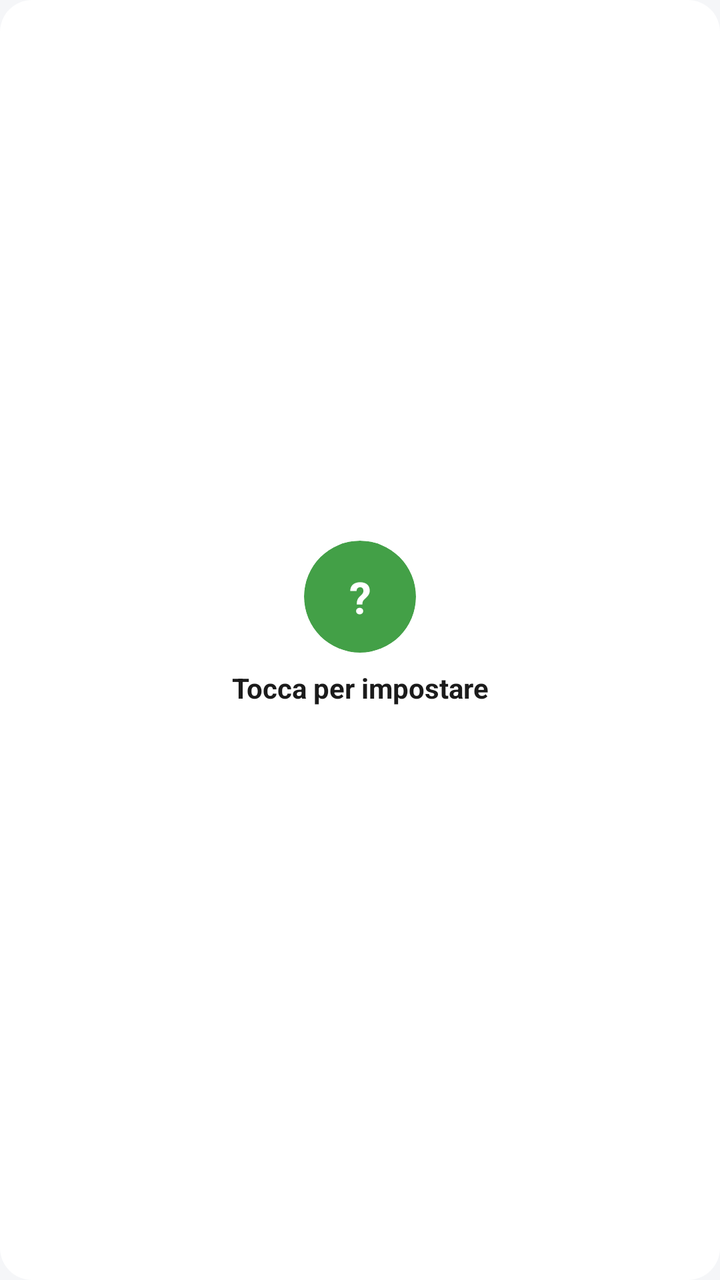
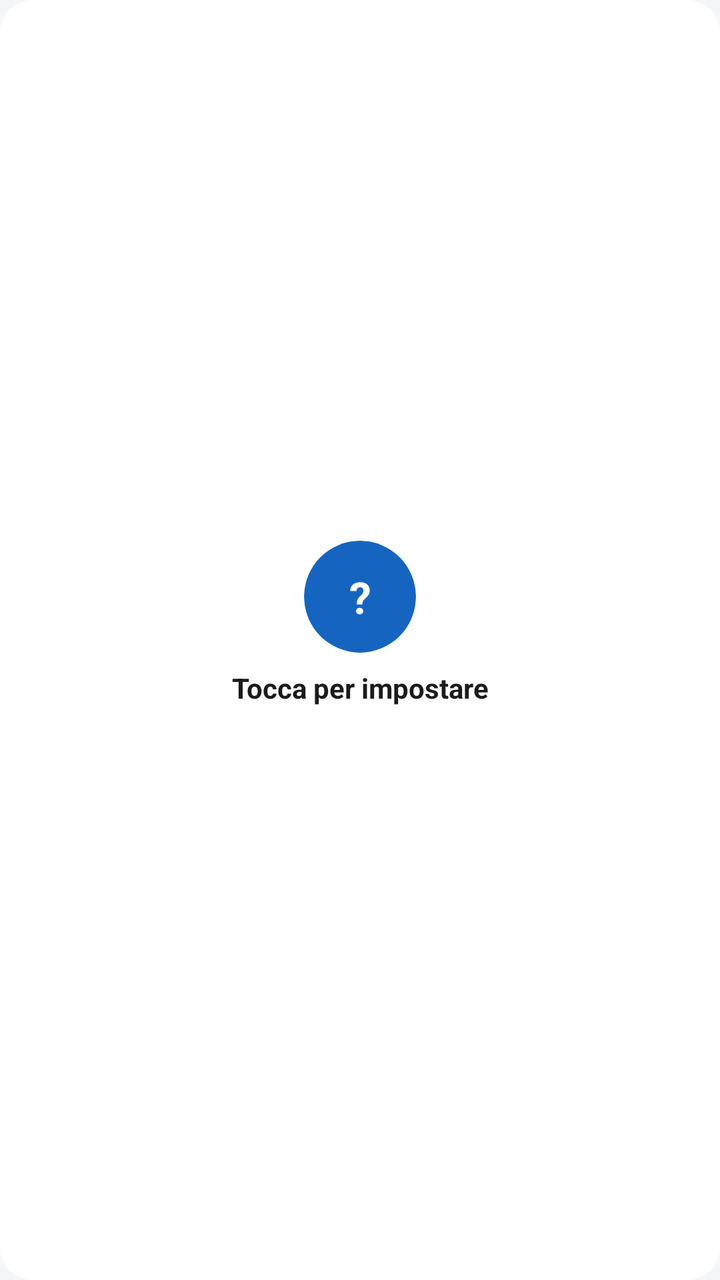

Two renders of the same Android screen: before a commit and after it. Below are the layout's source before the change and the commit's diff.
<!-- AndroidManifest.xml: application theme Theme.GestioneChiamate -->
<!-- res/layout/item_favorite_slot.xml -->
<?xml version="1.0" encoding="utf-8"?>
<LinearLayout xmlns:android="http://schemas.android.com/apk/res/android"
    android:layout_width="0dp"
    android:layout_height="150dp"
    android:layout_margin="8dp"
    android:orientation="vertical"
    android:gravity="center"
    android:background="@drawable/bg_favorite_slot"
    android:padding="12dp">

    <FrameLayout
        android:id="@+id/contenitoreFoto"
        android:layout_width="56dp"
        android:layout_height="56dp"
        android:background="@drawable/bg_circle_call"
        android:clipToOutline="true">

        <ImageView
            android:id="@+id/imgFotoPreferito"
            android:layout_width="match_parent"
            android:layout_height="match_parent"
            android:contentDescription="Foto del contatto"
            android:scaleType="centerCrop"
            android:visibility="gone" />

        <TextView
            android:id="@+id/txtIniziale"
            android:layout_width="match_parent"
            android:layout_height="match_parent"
            android:gravity="center"
            android:text="?"
            android:textColor="@color/white"
            android:textSize="22sp"
            android:textStyle="bold" />

    </FrameLayout>

    <TextView
        android:id="@+id/txtNome"
        android:layout_width="match_parent"
        android:layout_height="wrap_content"
        android:layout_marginTop="8dp"
        android:gravity="center"
        android:maxLines="1"
        android:ellipsize="end"
        android:textColor="@color/text_primary"
        android:textStyle="bold"
        android:text="@string/nessun_preferito" />

    <TextView
        android:id="@+id/txtNumero"
        android:layout_width="match_parent"
        android:layout_height="wrap_content"
        android:gravity="center"
        android:maxLines="1"
        android:ellipsize="end"
        android:textColor="@color/text_secondary"
        android:textSize="12sp" />

</LinearLayout>
<!-- resources referenced by this layout -->
<resources>
  <color name="text_primary">#1B1B1B</color>
  <color name="text_secondary">#6B6B6B</color>
  <color name="white">#FFFFFF</color>
  <!-- drawable bg_circle_call (drawable) -->
  <shape xmlns:android="http://schemas.android.com/apk/res/android"
      android:shape="oval">
      <solid android:color="@color/accent" />
  </shape>
  <!-- drawable bg_favorite_slot (drawable) -->
  <shape xmlns:android="http://schemas.android.com/apk/res/android"
      android:shape="rectangle">
      <corners android:radius="16dp" />
      <solid android:color="@color/card" />
  </shape>
  <string name="nessun_preferito">Tocca per impostare</string>
  <style name="Theme.GestioneChiamate" parent="Theme.MaterialComponents.DayNight.NoActionBar">
          <item name="colorPrimary">@color/primary</item>
          <item name="colorPrimaryDark">@color/primary_dark</item>
          <item name="colorAccent">@color/accent</item>
          <item name="android:windowBackground">@color/background</item>
      </style>
  <color name="accent">#43A047</color>
  <color name="card">#FFFFFF</color>
  <color name="primary">#1565C0</color>
  <color name="primary_dark">#0D47A1</color>
  <color name="background">#F5F6F8</color>
</resources>

<!-- the commit's change to res/layout/item_favorite_slot.xml (unified diff, before → after) -->
@@ -12,7 +12,7 @@
         android:id="@+id/contenitoreFoto"
         android:layout_width="56dp"
         android:layout_height="56dp"
-        android:background="@drawable/bg_circle_call"
+        android:background="@drawable/bg_circle_primary"
         android:clipToOutline="true">
 
         <ImageView
<!-- resource entries referenced after the edit -->
@@ -3,10 +3,10 @@
   <color name="text_primary">#1B1B1B</color>
   <color name="text_secondary">#6B6B6B</color>
   <color name="white">#FFFFFF</color>
-  <!-- drawable bg_circle_call (drawable) -->
+  <!-- drawable bg_circle_primary (drawable) -->
   <shape xmlns:android="http://schemas.android.com/apk/res/android"
       android:shape="oval">
-      <solid android:color="@color/accent" />
+      <solid android:color="@color/primary" />
   </shape>
   <!-- drawable bg_favorite_slot (drawable) -->
   <shape xmlns:android="http://schemas.android.com/apk/res/android"
